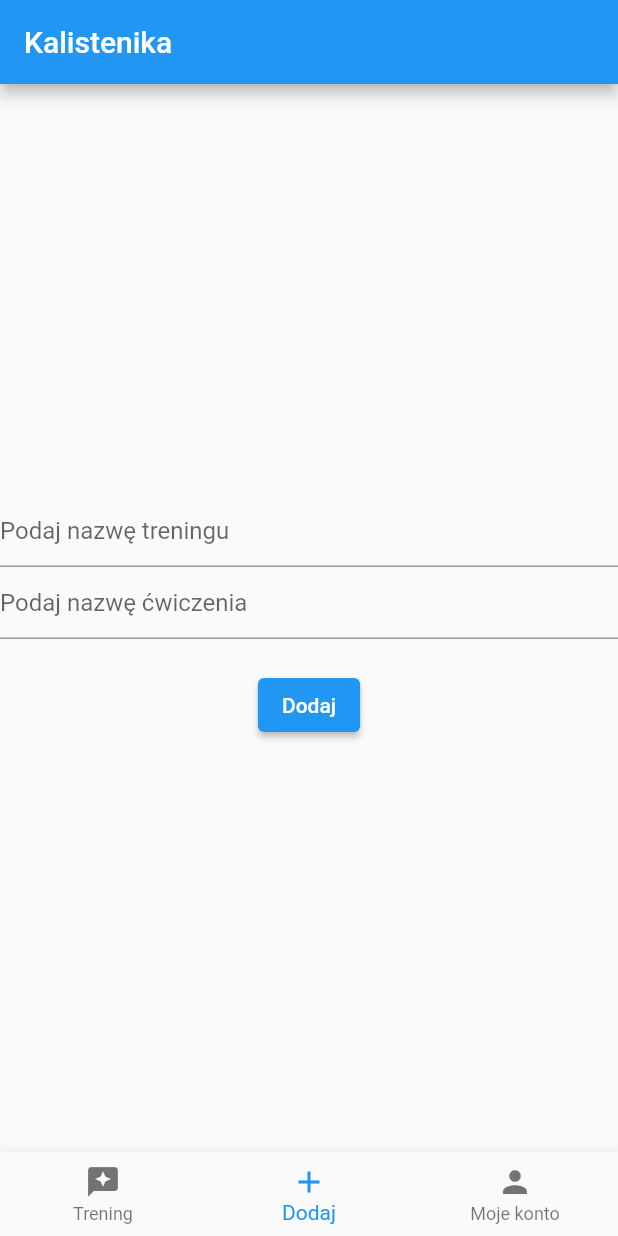
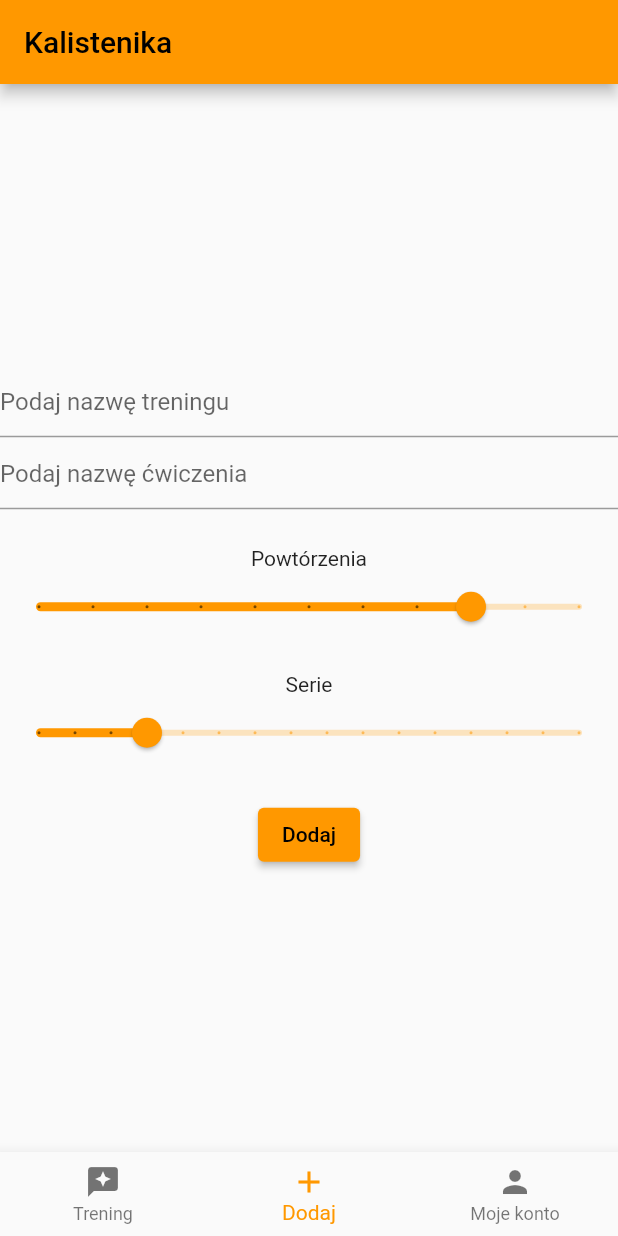
Before and after one commit to szymonmatecki/kalistenika_2, a Flutter app: the screen it shows once a user with an empty profile is signed in, item 2 of the bottom bar chosen, after a tap on "Dodaj", on a phone screen of 412 x 824 dp. Run offline on Flutter 3.47's test engine with Material 2 defaults, Android fonts, the phone set to English and light mode, and no system bars; our stand-ins replace cloud_firestore, firebase_auth, firebase_core; accounts and stored records are empty; network calls fail.

Commit message:
Add training page content

```diff
--- a/lib/app/home/add_training/add_training_page_content.dart
+++ b/lib/app/home/add_training/add_training_page_content.dart
@@ -13,6 +13,8 @@ class AddTrainingPageContent extends StatefulWidget {
 class _AddTrainingPageContentState extends State<AddTrainingPageContent> {
   var workoutsName = '';
   var trainingName = '';
+  var repeat = 8.0;
+  var series = 4.0;
 
   @override
   Widget build(BuildContext context) {
@@ -39,6 +41,34 @@ class _AddTrainingPageContentState extends State<AddTrainingPageContent> {
             });
           },
         ),
+        const SizedBox(height: 25),
+        const Text('Powtórzenia'),
+        Slider(
+          onChanged: (newValue) {
+            setState(() {
+              repeat = newValue;
+            });
+          },
+          value: repeat,
+          min: 1.0,
+          max: 10.0,
+          divisions: 10,
+          label: repeat.toString(),
+        ),
+        const SizedBox(height: 20),
+        const Text('Serie'),
+        Slider(
+          onChanged: (newValue) {
+            setState(() {
+              series = newValue;
+            });
+          },
+          value: series,
+          min: 1.0,
+          max: 15.0,
+          divisions: 15,
+          label: repeat.toString(),
+        ),
         const SizedBox(
           height: 20,
         ),
@@ -47,8 +77,8 @@ class _AddTrainingPageContentState extends State<AddTrainingPageContent> {
             FirebaseFirestore.instance.collection('workouts').add({
               'name': workoutsName,
               'training': trainingName,
-              'repeat': 8,
-              'series': 4,
+              'repeat': repeat,
+              'series': series,
             });
           },
           child: const Text('Dodaj'),
--- a/lib/main.dart
+++ b/lib/main.dart
@@ -21,7 +21,7 @@ class MyApp extends StatelessWidget {
     return MaterialApp(
       title: 'Flutter Demo',
       theme: ThemeData(
-        primarySwatch: Colors.blue,
+        primarySwatch: Colors.orange,
       ),
       home: const RootPage(),
     );
```
